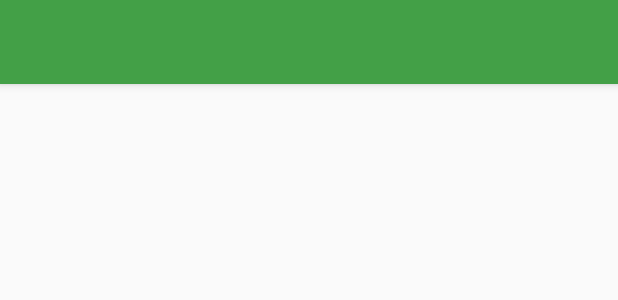
After one commit to raloru/Molecare, an Android app: the layout activity_analyse.xml on its own in the app's theme, with its tools: preview values and no code run, on a phone screen of 412 x 824 dp. The commit adds this screen. Shown: the top 300 px of the screen. Run offline under Robolectric (Android 15) with nearby library versions, the phone set to English and light mode, and no system bars.

Commit message:
Analyse activity created and some code improved

```diff
--- a/app/src/main/AndroidManifest.xml
+++ b/app/src/main/AndroidManifest.xml
@@ -19,6 +19,12 @@
         android:roundIcon="@mipmap/ic_launcher_round"
         android:supportsRtl="true"
         android:theme="@style/AppTheme">
+        <activity
+            android:name=".activities.AnalyseActivity"
+            android:label="@string/title_activity_analyse"
+            android:screenOrientation="portrait"
+            android:theme="@style/AppTheme.NoActionBar"
+            tools:ignore="LockedOrientationActivity" />
         <activity
             android:name=".activities.MoleHistoryActivity"
             android:label="@string/title_activity_mole_history"
--- a/app/src/main/java/com/rlopez/molecare/activities/HomeActivity.java
+++ b/app/src/main/java/com/rlopez/molecare/activities/HomeActivity.java
@@ -27,7 +27,7 @@ public class HomeActivity extends AppCompatActivity {
         setContentView(R.layout.activity_home);
         Toolbar toolbar = findViewById(R.id.toolbar);
         setSupportActionBar(toolbar);
-
+        setTitle(R.string.app_name);
         // Get configuration file and read it
         configFile = new File(Objects.requireNonNull(getIntent().getStringExtra("CONFIGURATION_FILE_PATH")));
         configuration = Configuration.readConfigurationJSON(configFile, getApplicationContext());
--- /dev/null
+++ b/app/src/main/res/layout/activity_analyse.xml
@@ -0,0 +1,26 @@
+<?xml version="1.0" encoding="utf-8"?>
+<androidx.coordinatorlayout.widget.CoordinatorLayout xmlns:android="http://schemas.android.com/apk/res/android"
+    xmlns:app="http://schemas.android.com/apk/res-auto"
+    xmlns:tools="http://schemas.android.com/tools"
+    android:layout_width="match_parent"
+    android:layout_height="match_parent"
+    tools:context=".activities.AnalyseActivity">
+
+    <com.google.android.material.appbar.AppBarLayout
+        android:layout_width="match_parent"
+        android:layout_height="wrap_content"
+        android:theme="@style/AppTheme.AppBarOverlay">
+
+        <androidx.appcompat.widget.Toolbar
+            android:id="@+id/toolbar"
+            android:layout_width="match_parent"
+            android:layout_height="?attr/actionBarSize"
+            android:background="?attr/colorPrimary"
+            app:popupTheme="@style/AppTheme.PopupOverlay" />
+
+    </com.google.android.material.appbar.AppBarLayout>
+
+    <include layout="@layout/content_analyse" />
+
+
+</androidx.coordinatorlayout.widget.CoordinatorLayout>
--- a/app/src/main/res/layout/activity_camera.xml
+++ b/app/src/main/res/layout/activity_camera.xml
@@ -24,7 +24,7 @@
             android:layout_width="300px"
             android:layout_height="300px"
             android:layout_centerInParent="true"
-            app:srcCompat="@drawable/camera_square2"
+            app:srcCompat="@drawable/camera_square"
             tools:ignore="ContentDescription,PxUsage" />
 
     </RelativeLayout>
--- a/app/src/main/res/layout/activity_mole_history.xml
+++ b/app/src/main/res/layout/activity_mole_history.xml
@@ -30,6 +30,7 @@
         android:layout_margin="@dimen/fab_margin"
         android:tint="@android:color/white"
         app:srcCompat="@android:drawable/ic_input_add" />
+
     <View
         android:id="@+id/dummy"
         android:layout_width="1dp"
--- /dev/null
+++ b/app/src/main/res/layout/content_analyse.xml
@@ -0,0 +1,8 @@
+<?xml version="1.0" encoding="utf-8"?>
+<androidx.constraintlayout.widget.ConstraintLayout xmlns:android="http://schemas.android.com/apk/res/android"
+    xmlns:app="http://schemas.android.com/apk/res-auto"
+    android:layout_width="match_parent"
+    android:layout_height="match_parent"
+    app:layout_behavior="@string/appbar_scrolling_view_behavior">
+
+</androidx.constraintlayout.widget.ConstraintLayout>
--- a/app/src/main/res/layout/content_mole_history.xml
+++ b/app/src/main/res/layout/content_mole_history.xml
@@ -20,5 +20,6 @@
         app:layout_constraintEnd_toEndOf="parent"
         app:layout_constraintStart_toStartOf="parent"
         app:layout_constraintTop_toTopOf="parent"
-        android:longClickable="true" />
+        android:longClickable="true"
+        android:scrollbars="none"/>
 </androidx.constraintlayout.widget.ConstraintLayout>
--- a/app/src/main/res/layout/content_moles.xml
+++ b/app/src/main/res/layout/content_moles.xml
@@ -20,5 +20,6 @@
         app:layout_constraintEnd_toEndOf="parent"
         app:layout_constraintStart_toStartOf="parent"
         app:layout_constraintTop_toTopOf="parent"
-        android:longClickable="true"/>
+        android:longClickable="true"
+        android:scrollbars="none"/>
 </androidx.constraintlayout.widget.ConstraintLayout>
```
Also changed, not shown: app/src/main/java/com/rlopez/molecare/activities/AnalyseActivity.java (added, +96 -0 lines), app/src/main/java/com/rlopez/molecare/activities/CameraActivity.java (+14 -2 lines), app/src/main/java/com/rlopez/molecare/activities/MoleHistoryActivity.java (+34 -8 lines), app/src/main/java/com/rlopez/molecare/utils/FileManager.java (+23 -3 lines), app/src/main/res/navigation/nav_graph.xml (deleted, +0 -28 lines), app/src/main/res/values/strings.xml (+7 -11 lines), app/src/main/res/drawable/camera_square.png (renamed from app/src/main/res/drawable/camera_square2.png).
